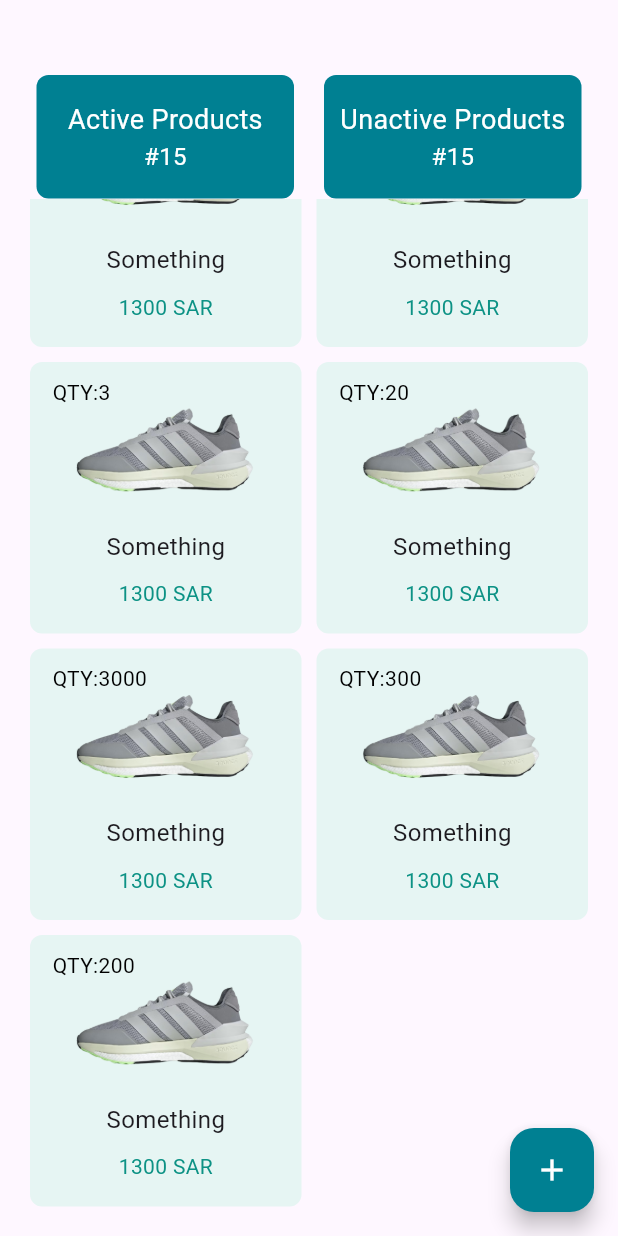
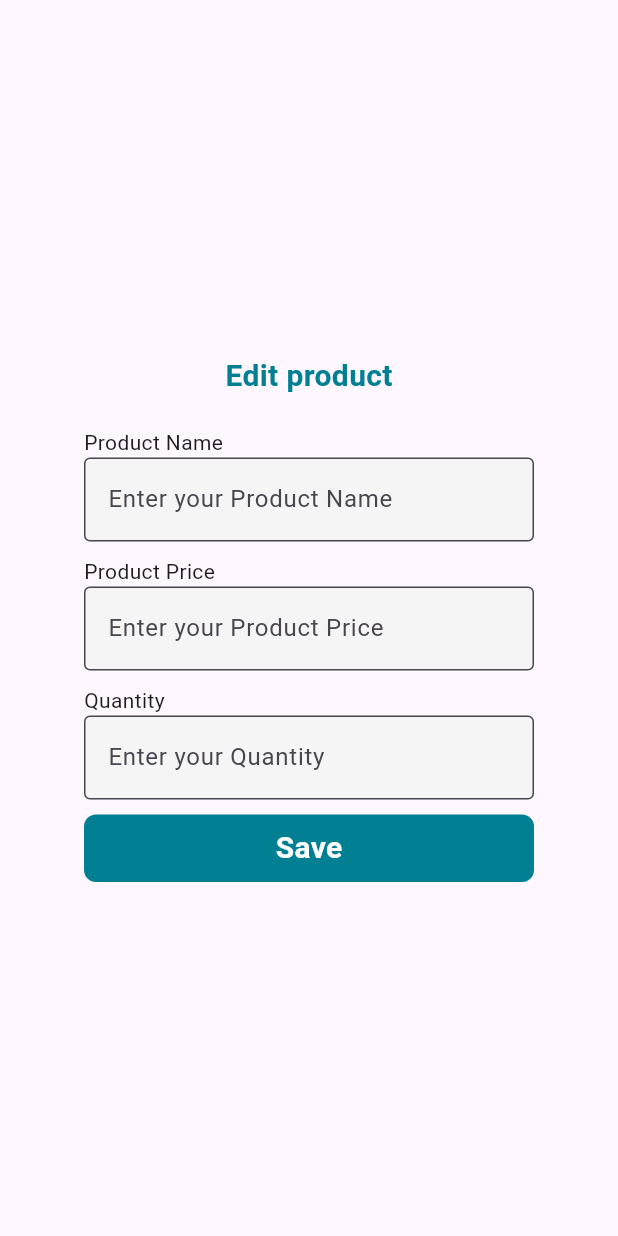
Before and after one commit to trt14/Project-6, a Flutter app: the HomeScreen screen opened directly, scrolled down 102 dp, after a tap on "Something", on a phone screen of 412 x 824 dp. Run offline on Flutter 3.47's test engine with Material 3 defaults, Android fonts, the phone set to English and light mode, and no system bars; our stand-ins replace bloc, device_preview, flutter_bloc, get_it, shared_preferences; accounts and stored records are empty.

Commit message:
Desgin:add edit product screen

```diff
--- a/my_products_app/lib/screen/add_product_screen.dart
+++ b/my_products_app/lib/screen/add_product_screen.dart
@@ -12,7 +12,6 @@ class AddProductScreen extends StatelessWidget {
     final TextEditingController productPriceController =
         TextEditingController();
     final TextEditingController productQTYController = TextEditingController();
-
     return Scaffold(
       body: Center(
         child: Column(
--- a/my_products_app/lib/screen/edit_product_screen.dart
+++ b/my_products_app/lib/screen/edit_product_screen.dart
@@ -0,0 +1,65 @@
+import 'package:flutter/material.dart';
+import 'package:my_products_app/helper/screen.dart';
+import 'package:my_products_app/widget/custom_button.dart';
+import 'package:my_products_app/widget/custom_text_field.dart';
+
+class EditProductScreen extends StatelessWidget {
+  const EditProductScreen({super.key, required this.id});
+  final int id;
+
+  @override
+  Widget build(BuildContext context) {
+    final TextEditingController productNameUpdateController =
+        TextEditingController();
+    final TextEditingController productPriceUpdateController =
+        TextEditingController();
+    final TextEditingController productQTYUpdateController =
+        TextEditingController();
+
+    return Scaffold(
+      body: Center(
+        child: Column(
+          mainAxisAlignment: MainAxisAlignment.center,
+          children: [
+            const Text(
+              "Edit product",
+              style: TextStyle(
+                  color: Color(0xff008092),
+                  fontSize: 20,
+                  fontWeight: FontWeight.bold),
+            ),
+            const SizedBox(
+              height: 20,
+            ),
+            CustomTextField(
+              title: "Product Name",
+              controller: productNameUpdateController,
+            ),
+            const SizedBox(
+              height: 10,
+            ),
+            CustomTextField(
+              title: "Product Price",
+              controller: productPriceUpdateController,
+            ),
+            const SizedBox(
+              height: 10,
+            ),
+            CustomTextField(
+              title: "Quantity",
+              controller: productQTYUpdateController,
+            ),
+            const SizedBox(
+              height: 10,
+            ),
+            const CustomButton(
+              text: "Save",
+              color: Colors.white,
+              bgColor: Color(0xff008092),
+            )
+          ],
+        ),
+      ),
+    );
+  }
+}
--- a/my_products_app/lib/screen/home_screen.dart
+++ b/my_products_app/lib/screen/home_screen.dart
@@ -3,6 +3,7 @@ import 'package:get_it/get_it.dart';
 import 'package:my_products_app/global/user_data_layer.dart';
 import 'package:my_products_app/helper/screen.dart';
 import 'package:my_products_app/screen/add_product_screen.dart';
+import 'package:my_products_app/screen/edit_product_screen.dart';
 import 'package:my_products_app/widget/custom_button.dart';
 import 'package:my_products_app/widget/custom_text_field.dart';
 
@@ -43,7 +44,14 @@ class HomeScreen extends StatelessWidget {
                     productPrice: 1300,
                     qty: 0,
                     id: 1,
-                    onTap: () {},
+                    onTap: () {
+                      Navigator.pushReplacement(
+                          context,
+                          MaterialPageRoute(
+                              builder: (context) => const EditProductScreen(
+                                    id: 1,
+                                  )));
+                    },
                     onPressedUpdateQTY: () {},
                   ),
                   const CustomCardProduct(
--- a/my_products_app/lib/widget/custom_text_field.dart
+++ b/my_products_app/lib/widget/custom_text_field.dart
@@ -42,6 +42,7 @@ class CustomTextField extends StatelessWidget {
                     ),
                   ),
                   hintText: "Enter your $title",
+
                   suffixIcon: icon,
                   border: const OutlineInputBorder(),
                 )),
```
